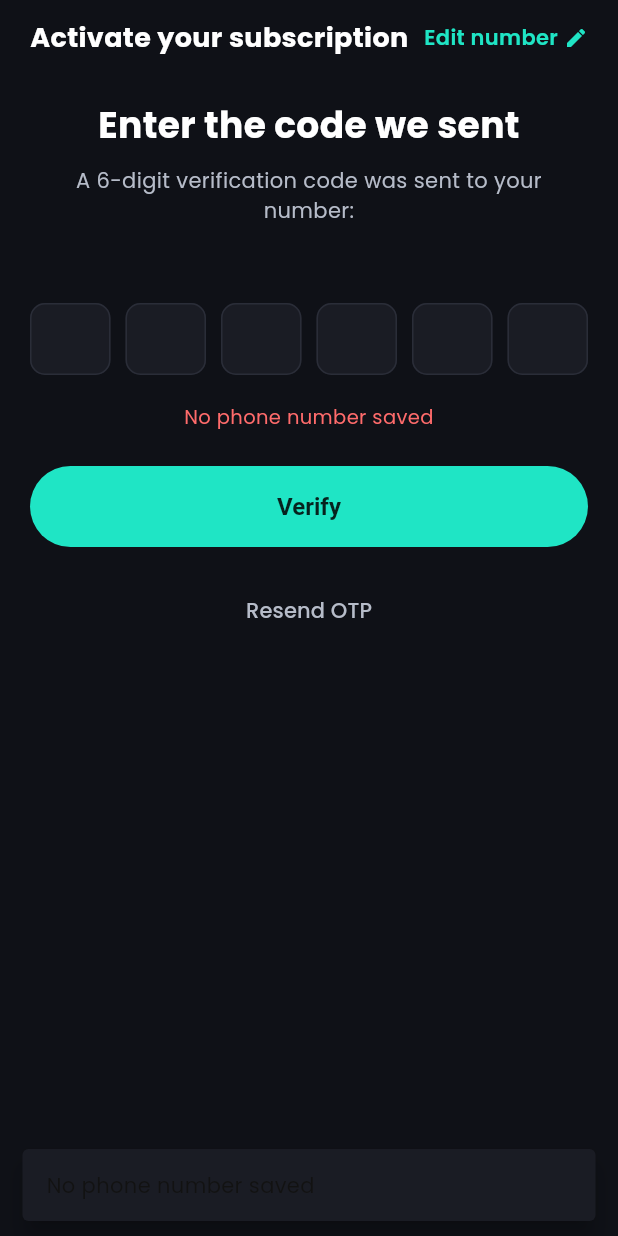
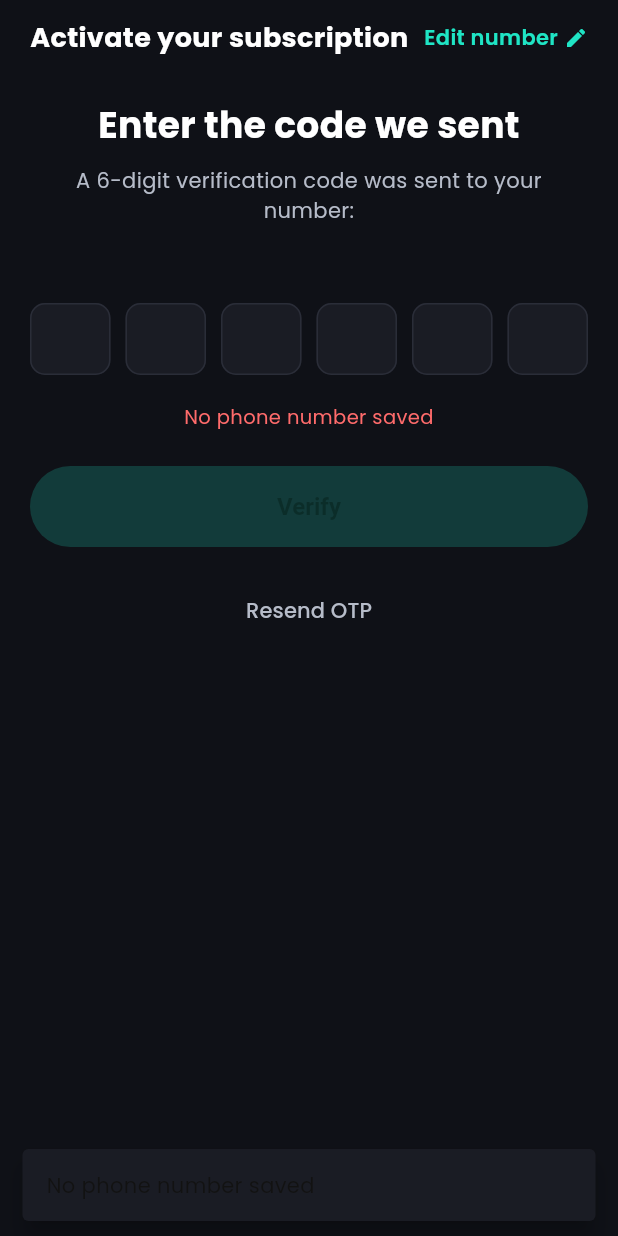
Before and after one commit to atiakaniz/PushtiRanna, a Flutter app: the SubscriptionScreen screen opened by its route, after a tap on "Resend OTP", on a phone screen of 412 x 824 dp. Run offline on Flutter 3.47's test engine with Material 3 defaults, Android fonts, the phone set to English and light mode, and no system bars; our stand-ins replace get, google_fonts, hive, hive_flutter, share_plus; accounts and stored records are empty.

Commit message:
Auto-route already-subscribed users to HOME; persist subscription from checkSubscription; disable Verify until OTP is sent

```diff
--- a/lib/controllers/phone_auth_controller.dart
+++ b/lib/controllers/phone_auth_controller.dart
@@ -81,8 +81,15 @@ class PhoneAuthController extends GetxController {
     lastError.value = '';
     try {
       final data = await BdappsService.checkSubscription(_forApi(phone));
+      debugPrint('[PhoneAuth] checkSubscription response: $data');
       final v = data['isSubscribed'];
-      return v == true || v == 'true';
+      final active = v == true || v == 'true';
+      if (active) {
+        await markSubscribed();
+      } else {
+        await markUnsubscribed();
+      }
+      return active;
     } on BdappsException catch (e) {
       lastError.value = e.message;
       return false;
@@ -95,7 +102,14 @@ class PhoneAuthController extends GetxController {
   }
 
   /// Sends a 6-digit OTP. Stores the `referenceNo` for the next step.
-  Future<bool> sendOtp() async {
+  ///
+  /// Returns one of:
+  ///   * `true`  — OTP issued, `referenceNo` stored, call [verifyOtp] next.
+  ///   * `false` — hard failure; `lastError` is set.
+  ///   * `'already'` — server says the number is already registered (E1351 /
+  ///     `user already registered`). No `referenceNo` will be issued; the
+  ///     caller should check subscription and proceed to HOME if active.
+  Future<Object> sendOtp() async {
     final phone = currentPhone.value;
     if (phone.isEmpty) {
       lastError.value = 'No phone number saved';
@@ -117,19 +131,27 @@ class PhoneAuthController extends GetxController {
           ? rawRef
           : null;
 
-      // Also surface business-level statusCode payloads (e.g. E1351).
       final code = data['statusCode']?.toString().toUpperCase();
-      final isBusinessFail = code != null &&
-          code != '200' &&
-          code != 'S1000' &&
-          code != 'OK' &&
-          code != 'SUCCESS';
+      final detail = (data['statusDetail'] ?? data['message'] ?? '')
+          .toString()
+          .toLowerCase();
+
+      // Already-subscribed detection: bdapps returns E1351 with
+      // "user already registered" / "already registered" / "subscribed".
+      final alreadyRegistered = code == 'E1351' ||
+          detail.contains('already registered') ||
+          detail.contains('already subscribed') ||
+          detail.contains('user registered');
+
       if (ref == null) {
-        final detail = isBusinessFail
-            ? (data['statusDetail'] ?? data['message'] ?? code ?? 'unknown')
-                .toString()
-            : 'No reference number returned';
-        lastError.value = detail;
+        if (alreadyRegistered) {
+          // Don't surface this as a hard error — the user is simply already
+          // on the subscription list. Caller will hit checkSubscription.
+          return 'already';
+        }
+        lastError.value = detail.isNotEmpty
+            ? detail
+            : 'No reference number returned (status ${code ?? 'unknown'})';
         return false;
       }
 
--- a/lib/screens/subscription_screen.dart
+++ b/lib/screens/subscription_screen.dart
@@ -56,14 +56,26 @@ class _SubscriptionScreenState extends State<SubscriptionScreen> {
 
   Future<void> _sendOtp() async {
     FocusScope.of(context).unfocus();
-    final ok = await auth.sendOtp();
+    final result = await auth.sendOtp();
     if (!mounted) return;
     _otpSent.value = true;
-    if (ok) {
+    if (result == true) {
       _snack('OTP sent to ${auth.currentPhone.value}');
       // Move focus to the first box.
       WidgetsBinding.instance
           .addPostFrameCallback((_) => _foci.first.requestFocus());
+    } else if (result == 'already') {
+      // bdapps says this number is already subscribed. Confirm via the
+      // dedicated status endpoint and route to HOME if active.
+      final active = await auth.checkSubscription();
+      if (!mounted) return;
+      if (active) {
+        await auth.markSubscribed();
+        Get.offAllNamed(AppRoutes.HOME);
+      } else {
+        _snack('This number is already on our records but is not currently '
+            'active. Please contact support.');
+      }
     } else {
       _snack(auth.lastError.value.isEmpty
           ? 'Could not send OTP'
@@ -178,11 +190,17 @@ class _SubscriptionScreenState extends State<SubscriptionScreen> {
                       ),
                     )),
               const SizedBox(height: 24),
-              Obx(() => SizedBox(
+              Obx(() {
+                final canVerify = auth.referenceNo.value != null &&
+                    auth.referenceNo.value!.isNotEmpty &&
+                    auth.referenceNo.value != 'null';
+                return SizedBox(
                   height: 54,
                   child: ElevatedButton(
                     style: AuthTheme.primaryButtonStyle,
-                      onPressed: auth.isLoading.value ? null : _verify,
+                    onPressed: (auth.isLoading.value || !canVerify)
+                        ? null
+                        : _verify,
                     child: auth.isLoading.value
                         ? const SizedBox(
                             width: 22,
@@ -194,7 +212,8 @@ class _SubscriptionScreenState extends State<SubscriptionScreen> {
                           )
                         : const Text('Verify'),
                   ),
-                  )),
+                );
+              }),
               const SizedBox(height: 18),
               Center(
                 child: TextButton(
```
Lines whose indentation alone changed are shown as unchanged.
